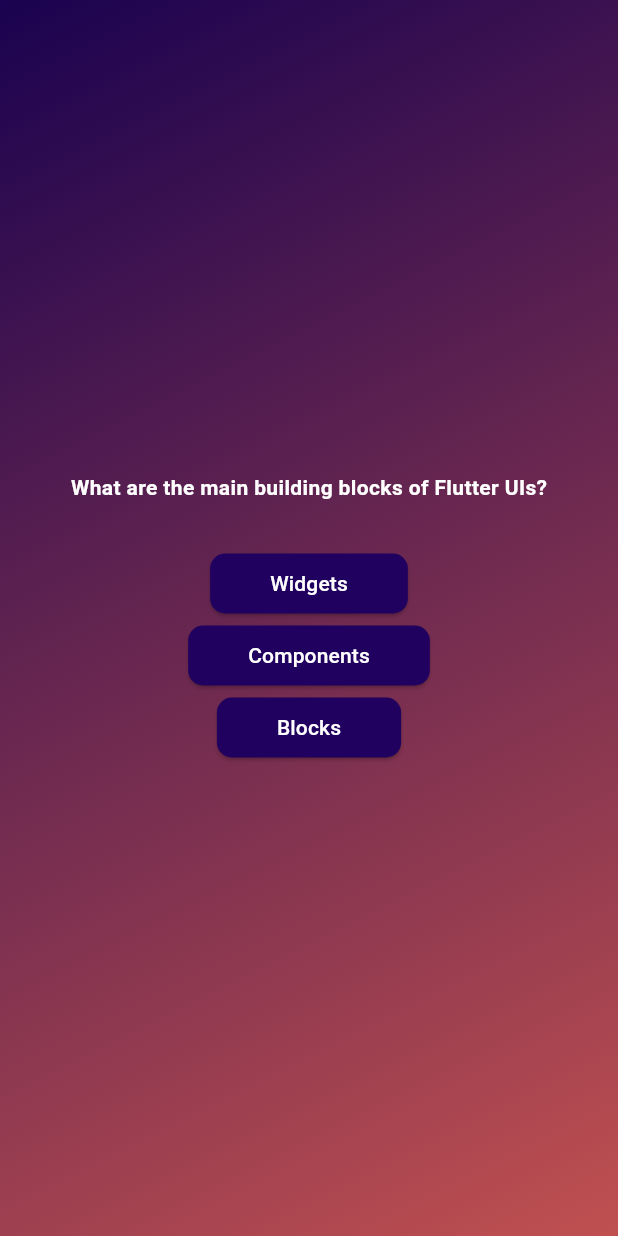
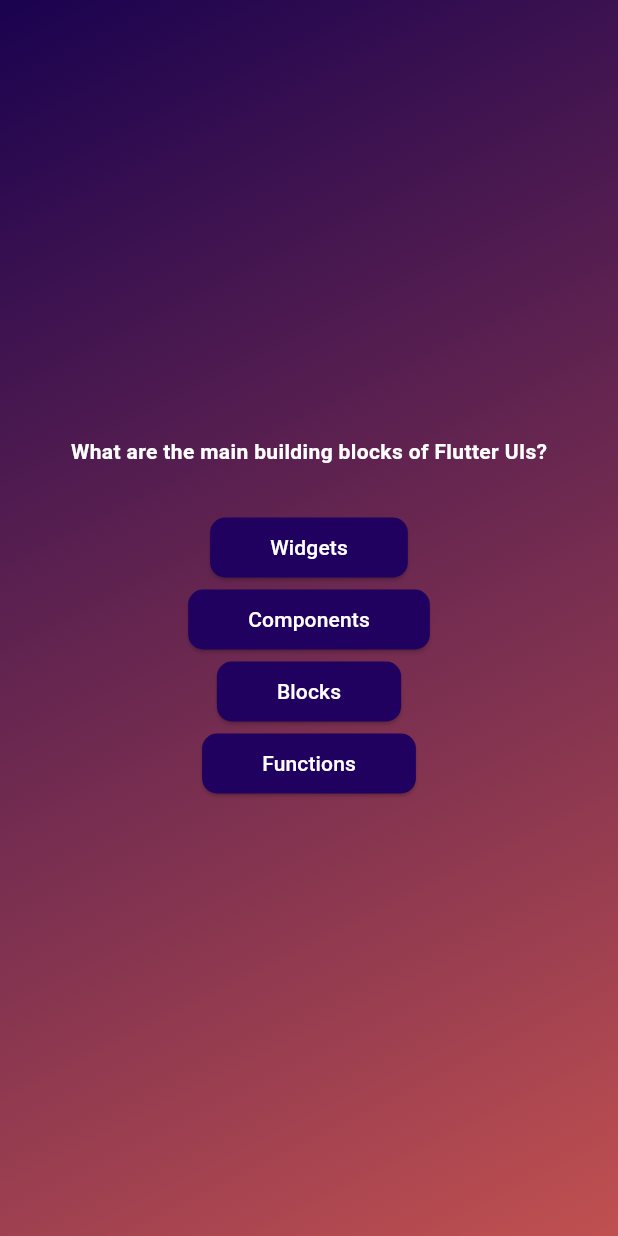
Before and after one commit to IRSAGE/Quiz-App, a Flutter app: the screen it shows after launch, after a tap on "Start Quiz", on a phone screen of 412 x 824 dp. Run offline on Flutter 3.47's test engine with Material 3 defaults, Android fonts, the phone set to English and light mode, and no system bars.

Commit message:
Mapping Lists & Using the Spread Operator

```diff
--- a/lib/questions_screen.dart
+++ b/lib/questions_screen.dart
@@ -29,9 +29,9 @@ class _QuestionsScreenState extends State<QuestionsScreen> {
           const SizedBox(
             height: 30,
           ),
-          AnswerButton(currentQuestion.answers[0], () {}),
-          AnswerButton(currentQuestion.answers[1], () {}),
-          AnswerButton(currentQuestion.answers[2], () {}),
+          ...currentQuestion.answers.map((answer) {
+            return AnswerButton(answer, () {});
+          }),
         ],
       ),
     );
```
